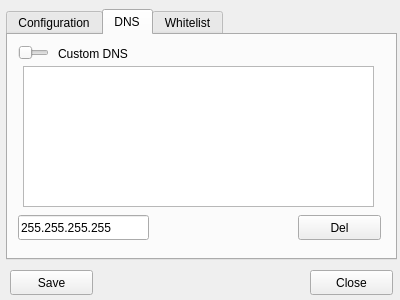
Above: vizu/config.ui from bitSheriff/norsevpn before the change. Below: the same form after it.
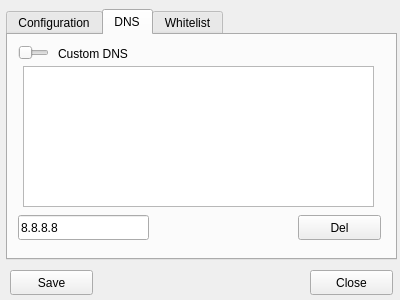
That is the form after the change. Icons and pictures are not drawn.

Commit message: set default DNS to google

The edit to the form file:
```diff
--- a/vizu/config.ui
+++ b/vizu/config.ui
@@ -424,7 +424,7 @@
       </rect>
      </property>
      <property name="text">
-      <string>255.255.255.255</string>
+      <string>8.8.8.8</string>
      </property>
      <property name="maxLength">
       <number>15</number>
```
The commit also changes 1 other file.
